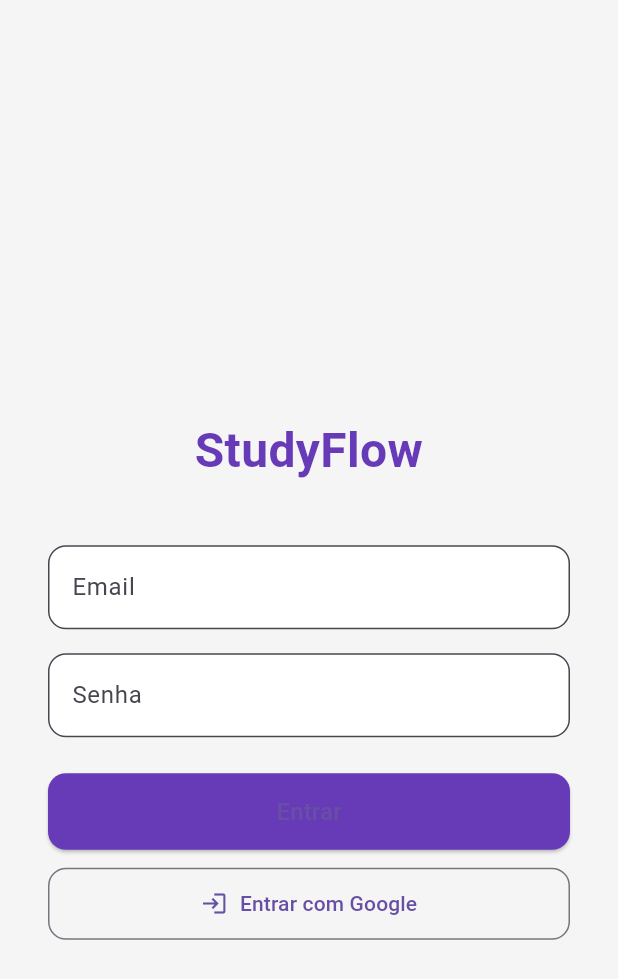
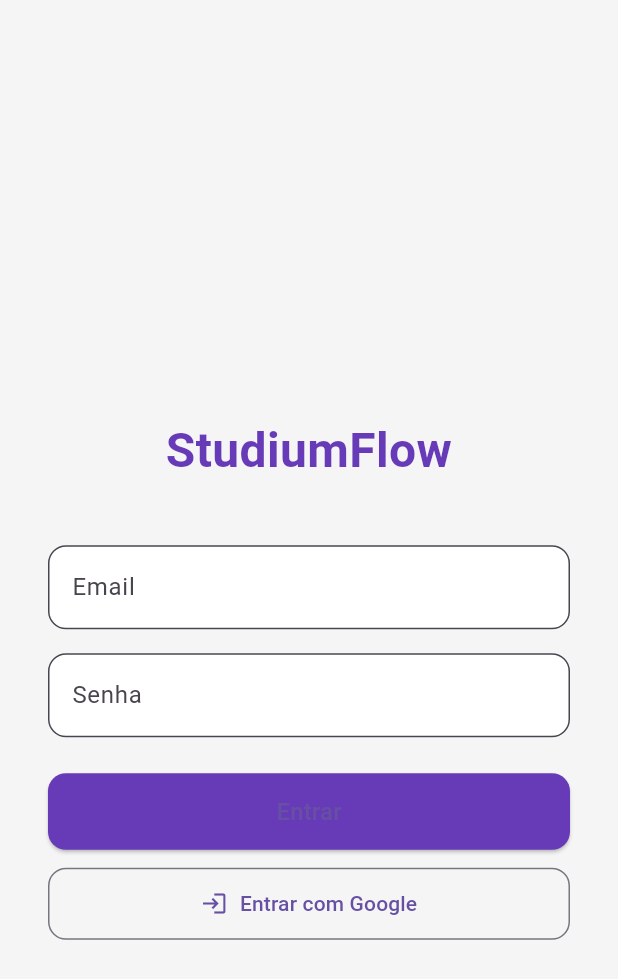
Before and after one commit to EduardoFelipeVicente/studiumFlow, a Flutter app: the screen it shows after launch, on a phone screen of 412 x 824 dp. Shown: the top 979 px of the screen. Run offline on Flutter 3.47's test engine with Material 3 defaults, Android fonts, the phone set to English and light mode, and no system bars; our stand-ins replace audioplayers, cloud_firestore, firebase_auth, firebase_core, fl_chart, google_sign_in and 1 more; missing offline and left inert: googleapis; accounts and stored records are empty.

Commit message:
Melhorias de UI e consistência: rebrand StudiumFlow, textos e estados de carregamento
- Renomear StudyFlow para StudiumFlow (login, constantes, calendário)

- Menu lateral: correção Seção -> Sessão, avatar em branco

- Auth e Home: indicador de loading roxo e mensagens em português

- Comentários de documentação em arquivos principais

Made-with: Cursor

```diff
--- a/lib/screens/auth_gate.dart
+++ b/lib/screens/auth_gate.dart
@@ -1,4 +1,9 @@
 // lib/screens/auth_gate.dart
+// AuthGate: responsável por decidir qual tela mostrar
+// dependendo do estado de autenticação do usuário.
+// - Mostra Login se não houver usuário
+// - Mostra WelcomeScreen se for primeiro login
+// - Mostra HomeScreen se já estiver autenticado
 
 import 'package:flutter/material.dart';
 import 'package:firebase_auth/firebase_auth.dart';
@@ -22,7 +27,9 @@ class AuthGate extends StatelessWidget {
         // 1) Enquanto carrega o estado de autenticação
         if (snapshot.connectionState == ConnectionState.waiting) {
           return const Scaffold(
-            body: Center(child: CircularProgressIndicator()),
+            body: Center(
+              child: CircularProgressIndicator(color: Colors.deepPurple),
+            ),
           );
         }
 
@@ -38,12 +45,16 @@ class AuthGate extends StatelessWidget {
           builder: (context, userSnap) {
             if (userSnap.connectionState == ConnectionState.waiting) {
               return const Scaffold(
-                body: Center(child: CircularProgressIndicator()),
+                body: Center(
+                  child: CircularProgressIndicator(color: Colors.deepPurple),
+                ),
               );
             }
             if (userSnap.hasError) {
               return const Scaffold(
-                body: Center(child: Text('Erro ao carregar dados do usuário')),
+                body: Center(
+                  child: Text('Não foi possível carregar os dados do usuário'),
+                ),
               );
             }
 
--- a/lib/screens/login_screen.dart
+++ b/lib/screens/login_screen.dart
@@ -91,7 +91,7 @@ class _LoginScreenState extends State<LoginScreen> {
                   children: [
                     const SizedBox(height: 80),
                     const Text(
-                      'StudyFlow',
+                      'StudiumFlow',
                       textAlign: TextAlign.center,
                       style: TextStyle(
                         fontSize: 32,
--- a/lib/services/constants.dart
+++ b/lib/services/constants.dart
@@ -3,11 +3,11 @@
 import 'package:flutter/material.dart';
 
 /// Texto padrão usado quando nenhum título for informado
-const String defaultStudySessionTitle = '[Study Flow] Sessão de Estudo';
+const String defaultStudySessionTitle = '[StudiumFlow] Sessão de Estudo';
 
 /// Descrição padrão usada quando nenhuma descrição for informada
 const String defaultStudySessionDes =
-    'Sessão gerada automaticamente pelo StudyFlow';
+    'Sessão gerada automaticamente pelo StudiumFlow';
 
 /// Mapeamento de colorId → cor real (usando ARGB)
 const Map<String, Color> eventColorMap = {
--- a/lib/services/google_calendar_service.dart
+++ b/lib/services/google_calendar_service.dart
@@ -109,7 +109,7 @@ class GoogleCalendarService {
     final statusLabel = statusSection[statusSectionIndex] ?? statusSection[0]!;
 
     final ev = calendar.Event()
-      ..summary = titulo ?? '[StudyFlow] $sectionLabel'
+      ..summary = titulo ?? '[StudiumFlow] $sectionLabel'
       ..description = descricao ?? 'Sessão gerada automaticamente'
       ..start = calendar.EventDateTime(dateTime: start.toUtc(), timeZone: 'UTC')
       ..end = calendar.EventDateTime(
```
Also changed, not shown: lib/components/side_menu.dart (+5 -3 lines), lib/screens/home_screen.dart (+15 -1 lines).
